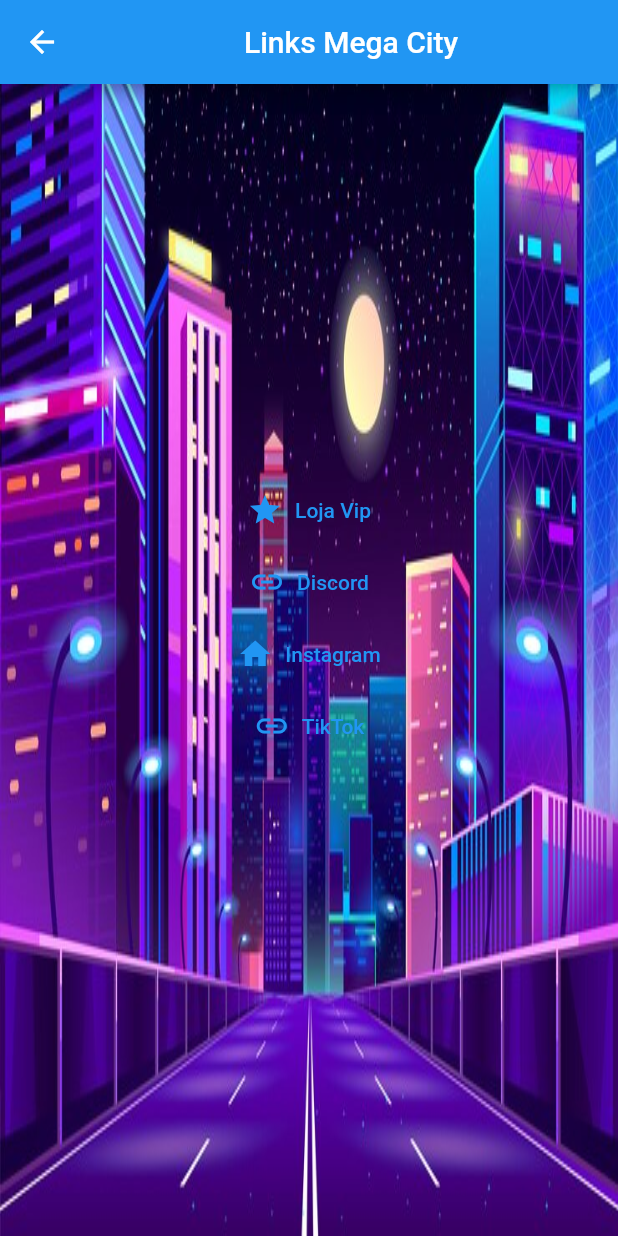
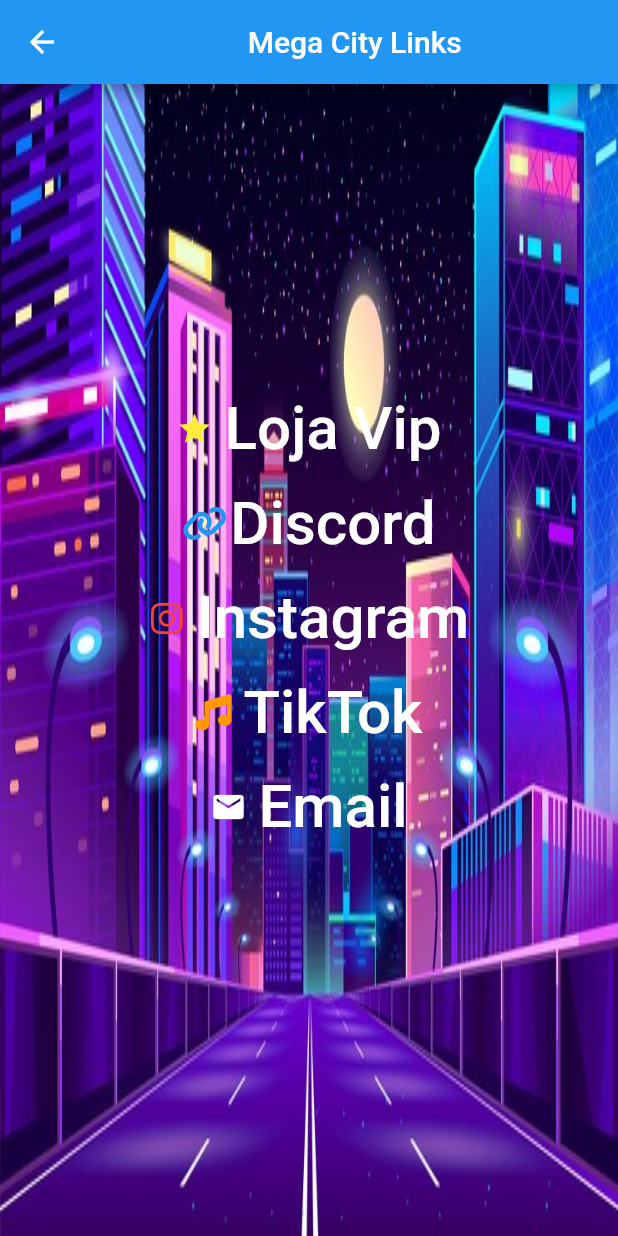
Before and after one commit to LucasGoltara/MegaCityapp, a Flutter app: the TransparentAppBarPage screen opened directly, on a phone screen of 412 x 824 dp. Run offline on Flutter 3.47's test engine with Material 2 defaults, Android fonts, the phone set to English and light mode, and no system bars; our stand-ins replace flutter_icons; network calls fail.

Commit message:
Atualização da pagina de links e outras...

```diff
--- a/lib/main.dart
+++ b/lib/main.dart
@@ -1,6 +1,6 @@
 import 'package:appbar_example/page/simple_appbar_page.dart';
 import 'package:appbar_example/page/transparent_appbar_page.dart';
-import 'package:appbar_example/url_links.dart';
+
 import 'package:flutter/material.dart';
 import 'package:flutter/services.dart';
 import 'login_page.dart';
--- a/lib/page/transparent_appbar_page.dart
+++ b/lib/page/transparent_appbar_page.dart
@@ -1,12 +1,21 @@
 import 'package:flutter/material.dart';
+import 'package:flutter_icons/flutter_icons.dart';
 import 'package:url_launcher/url_launcher.dart';
 
 class TransparentAppBarPage extends StatelessWidget {
+  Future<void> _launchLink(String url) async {
+    if (await canLaunch(url)) {
+      await launch(url, forceWebView: false, forceSafariVC: false);
+    } else {
+      print('Nao Pode ');
+    }
+  }
+
   @override
   Widget build(BuildContext context) => Scaffold(
         extendBodyBehindAppBar: true,
         appBar: AppBar(
-          title: Center(child: Text('Links Mega City')),
+          title: Center(child: Text(' Mega City Links')),
         ),
         body: Container(
           decoration: BoxDecoration(
@@ -19,32 +28,69 @@
             mainAxisAlignment: MainAxisAlignment.center,
             children: [
               TextButton.icon(
-                icon: Icon(Icons.star),
-                label: Text('Loja Vip'),
+                icon: Icon(
+                  Icons.star,
+                  color: Colors.yellow,
+                ),
+                label: Text(
+                  'Loja Vip',
+                  style: TextStyle(
+                    color: Colors.white,
+                    fontSize: 40,
+                  ),
+                ),
                 onPressed: () =>
                     _launchLink('https://five-m.store/loja/megacity'),
               ),
               TextButton.icon(
-                icon: Icon(Icons.link),
-                label: Text('Discord'),
+                icon: Icon(
+                  FontAwesome.link,
+                  color: Colors.blue,
+                ),
+                label: Text(
+                  'Discord',
+                  style: TextStyle(color: Colors.white, fontSize: 40),
+                ),
                 onPressed: () => _launchLink('https://discord.gg/WBfAtNCKR2'),
               ),
               TextButton.icon(
-                icon: Icon(Icons.home),
-                label: Text('Instagram'),
+                icon: Icon(
+                  FontAwesome.instagram,
+                  color: Colors.red,
+                ),
+                label: Text(
+                  'Instagram',
+                  style: TextStyle(color: Colors.white, fontSize: 40),
+                ),
                 onPressed: () =>
                     _launchLink('https://www.instagram.com/megacity_oficial/'),
               ),
               TextButton.icon(
-                icon: Icon(Icons.link),
-                label: Text('TikTok'),
+                icon: Icon(
+                  FontAwesome.music,
+                  color: Colors.orange,
+                ),
+                label: Text(
+                  'TikTok',
+                  style: TextStyle(color: Colors.white, fontSize: 40),
+                ),
                 onPressed: () =>
                     _launchLink('https://www.tiktok.com/@oficial_megacity.rp'),
+              ),
+              TextButton.icon(
+                icon: Icon(
+                  Icons.email,
+                  color: Colors.white,
+                ),
+                label: Text(
+                  'Email',
+                  style: TextStyle(
+                      color: Colors.white, fontSize: 40, fontFamily: 'Roboto'),
+                ),
+                onPressed: () => _launchLink('mcityfivem@gmail.com'),
               ),
             ],
           ),
         ),
       );
-
-  _launchLink(String s) {}
 }
--- a/pubspec.yaml
+++ b/pubspec.yaml
@@ -8,6 +8,7 @@
   flutter:
     sdk: flutter
   url_launcher: ^5.7.10
+  flutter_icons: ^1.1.0
 
   cupertino_icons: ^1.0.0
   app: ^0.0.3
@@ -25,3 +26,8 @@
     - assets/images/background.jpg
     - assets/images/logomegacity.png
     - assets/images/cidadeanimada.jpg
+
+Fonts:
+  - family: Roboto
+    fonts:
+     - assets: assets/fonts/Roboto.ttf
```
Also changed, not shown: lib/page/simple_appbar_page.dart (+12 -2 lines), lib/url_links.dart (deleted, +0 -52 lines), assets/fonts/Roboto.ttf (added), pubspec.lock.
